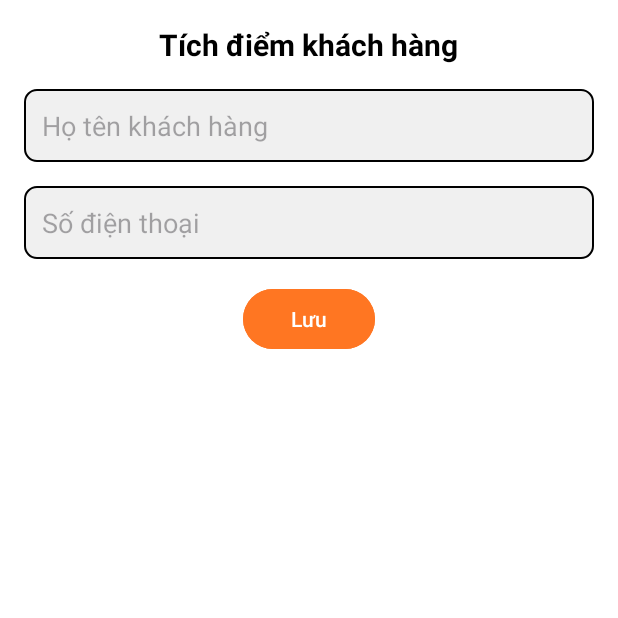
After one commit to pqhuy454/PTUDDiDong_Nhom24_64HTTT4, an Android app: the PointsActivity screen opened directly, with no data from a screen before it, on a phone screen of 412 x 824 dp, the top half of it. The commit adds this screen. Run offline under Robolectric (Android 15) with nearby library versions, the phone set to English and light mode, and no system bars; our stand-ins replace Firebase (no records; nobody signed in at launch, a user with empty details on screens opened directly).

Commit message:
Lưu các thay đổi trước khi chuyển nhánh

```diff
--- a/app/src/main/AndroidManifest.xml
+++ b/app/src/main/AndroidManifest.xml
@@ -90,6 +90,9 @@
         <activity
             android:name=".Activity.paPaymentActivity"
             android:exported="false" />
+        <activity
+            android:name=".Activity.PointsActivity"
+            android:exported="false" />
 
         <service
             android:name=".Activity.paMyFirebaseMessagingService"
--- /dev/null
+++ b/app/src/main/java/vn/tlu/k64httt4/nhom24/udqlnhahangorderzone/Activity/PointsActivity.java
@@ -0,0 +1,78 @@
+package vn.tlu.k64httt4.nhom24.udqlnhahangorderzone.Activity;
+
+import android.content.Intent;
+import android.os.Bundle;
+import android.widget.Button;
+import android.widget.EditText;
+import android.widget.Toast;
+
+import androidx.appcompat.app.AppCompatActivity;
+
+import com.google.firebase.firestore.FirebaseFirestore;
+
+import java.util.HashMap;
+import java.util.Map;
+
+import vn.tlu.k64httt4.nhom24.udqlnhahangorderzone.R;
+
+public class PointsActivity extends AppCompatActivity {
+
+    private EditText edtCustomerName, edtPhoneNumber;
+    private Button btnSavePoints;
+    private FirebaseFirestore db;
+    private long totalPrice;
+
+    @Override
+    protected void onCreate(Bundle savedInstanceState) {
+        super.onCreate(savedInstanceState);
+        setContentView(R.layout.lt_points_activity);
+
+        // Ánh xạ view
+        edtCustomerName = findViewById(R.id.edtCustomerName);
+        edtPhoneNumber = findViewById(R.id.edtPhoneNumber);
+        btnSavePoints = findViewById(R.id.btnSavePoints);
+
+        // Khởi tạo Firestore
+        db = FirebaseFirestore.getInstance();
+
+        // Nhận totalPrice từ Intent
+        totalPrice = getIntent().getLongExtra("totalPrice", 0);
+
+        // Sự kiện nhấn nút Lưu
+        btnSavePoints.setOnClickListener(v -> savePoints());
+    }
+
+    private void savePoints() {
+        String customerName = edtCustomerName.getText().toString().trim();
+        String phoneNumber = edtPhoneNumber.getText().toString().trim();
+
+        // Kiểm tra dữ liệu đầu vào
+        if (customerName.isEmpty() || phoneNumber.isEmpty()) {
+            Toast.makeText(this, "Vui lòng điền đầy đủ họ tên và số điện thoại", Toast.LENGTH_SHORT).show();
+            return;
+        }
+
+        // Tính điểm (giả định: 1000 VNĐ = 1 điểm)
+        int points = (int) (totalPrice / 1000);
+
+        // Tạo dữ liệu điểm
+        Map<String, Object> pointData = new HashMap<>();
+        pointData.put("name", customerName);
+        pointData.put("points", points);
+        pointData.put("last_updated", com.google.firebase.Timestamp.now());
+
+        // Lưu vào Firestore
+        db.collection("points").document(phoneNumber)
+                .set(pointData)
+                .addOnSuccessListener(aVoid -> {
+                    Toast.makeText(this, "Tích điểm thành công! Điểm: " + points, Toast.LENGTH_SHORT).show();
+                    Intent resultIntent = new Intent();
+                    resultIntent.putExtra("pointsSaved", true);
+                    setResult(RESULT_OK, resultIntent);
+                    finish();
+                })
+                .addOnFailureListener(e -> {
+                    Toast.makeText(this, "Lỗi khi lưu điểm: " + e.getMessage(), Toast.LENGTH_SHORT).show();
+                });
+    }
+}
--- /dev/null
+++ b/app/src/main/res/layout/lt_points_activity.xml
@@ -0,0 +1,54 @@
+<?xml version="1.0" encoding="utf-8"?>
+<LinearLayout xmlns:android="http://schemas.android.com/apk/res/android"
+    android:layout_width="match_parent"
+    android:layout_height="match_parent"
+    android:orientation="vertical"
+    android:padding="16dp"
+    android:background="@color/white">
+
+    <!-- Tiêu đề -->
+    <TextView
+        android:layout_width="wrap_content"
+        android:layout_height="wrap_content"
+        android:text="Tích điểm khách hàng"
+        android:textSize="20sp"
+        android:textStyle="bold"
+        android:textColor="@android:color/black"
+        android:layout_gravity="center"
+        android:layout_marginBottom="16dp"/>
+
+    <!-- Nhập họ tên -->
+    <EditText
+        android:id="@+id/edtCustomerName"
+        android:layout_width="match_parent"
+        android:layout_height="wrap_content"
+        android:hint="Họ tên khách hàng"
+        android:inputType="textPersonName"
+        android:padding="12dp"
+        android:background="@drawable/edit_text_background"
+        android:layout_marginBottom="16dp"/>
+
+    <!-- Nhập số điện thoại -->
+    <EditText
+        android:id="@+id/edtPhoneNumber"
+        android:layout_width="match_parent"
+        android:layout_height="wrap_content"
+        android:hint="Số điện thoại"
+        android:inputType="phone"
+        android:padding="12dp"
+        android:background="@drawable/edit_text_background"
+        android:layout_marginBottom="16dp"/>
+
+    <!-- Nút lưu -->
+    <Button
+        android:id="@+id/btnSavePoints"
+        android:layout_width="wrap_content"
+        android:layout_height="wrap_content"
+        android:text="Lưu"
+        android:backgroundTint="@color/orange"
+        android:textColor="@android:color/white"
+        android:paddingHorizontal="20dp"
+        android:paddingVertical="10dp"
+        android:layout_gravity="center"/>
+
+</LinearLayout>
```
Also changed, not shown: app/src/main/java/vn/tlu/k64httt4/nhom24/udqlnhahangorderzone/Activity/paPaymentActivity.java (+27 -9 lines), app/src/main/res/layout/pa_act_pay.xml (+24 -11 lines).
